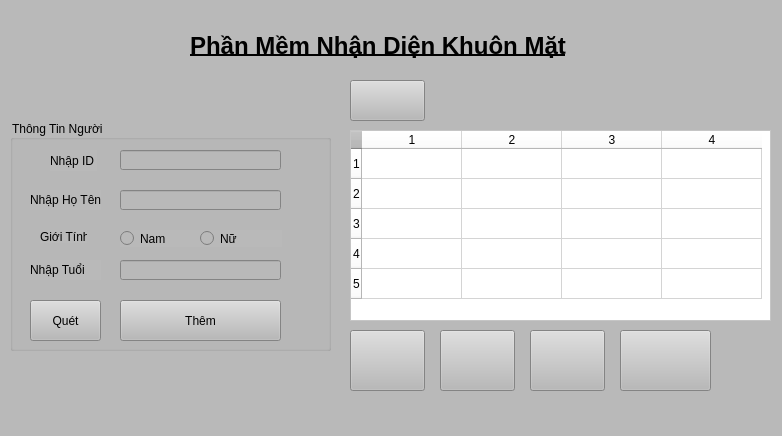
The window that face1/GU.ui (huy090603huy123/nhandienkhuonmat) describes before a commit, drawn with Qt 5.
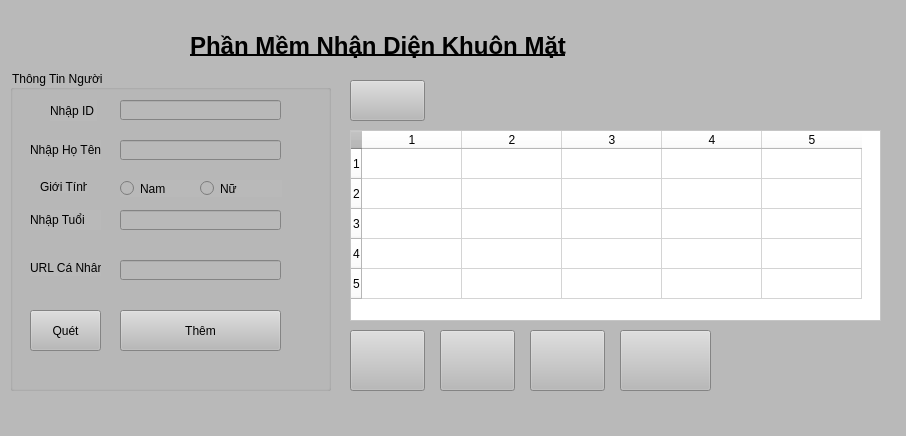
The same window after the commit. Icons and pictures are not drawn.

```diff
--- a/face1/GU.ui
+++ b/face1/GU.ui
@@ -6,7 +6,7 @@
    <rect>
     <x>0</x>
     <y>0</y>
-    <width>782</width>
+    <width>906</width>
     <height>436</height>
    </rect>
   </property>
@@ -42,9 +42,9 @@
     <property name="geometry">
      <rect>
       <x>10</x>
-      <y>120</y>
+      <y>70</y>
       <width>321</width>
-      <height>231</height>
+      <height>321</height>
      </rect>
     </property>
     <property name="title">
@@ -162,7 +162,7 @@
      <property name="geometry">
       <rect>
        <x>110</x>
-       <y>180</y>
+       <y>240</y>
        <width>161</width>
        <height>41</height>
       </rect>
@@ -178,7 +178,7 @@
      <property name="geometry">
       <rect>
        <x>20</x>
-       <y>180</y>
+       <y>240</y>
        <width>71</width>
        <height>41</height>
       </rect>
@@ -187,13 +187,36 @@
       <string>Quét</string>
      </property>
     </widget>
+    <widget class="QLineEdit" name="fb">
+     <property name="geometry">
+      <rect>
+       <x>110</x>
+       <y>190</y>
+       <width>161</width>
+       <height>20</height>
+      </rect>
+     </property>
+    </widget>
+    <widget class="QLabel" name="label_6">
+     <property name="geometry">
+      <rect>
+       <x>20</x>
+       <y>190</y>
+       <width>71</width>
+       <height>16</height>
+      </rect>
+     </property>
+     <property name="text">
+      <string>URL Cá Nhân</string>
+     </property>
+    </widget>
    </widget>
    <widget class="QTableWidget" name="sql">
     <property name="geometry">
      <rect>
       <x>350</x>
       <y>130</y>
-      <width>421</width>
+      <width>531</width>
       <height>191</height>
      </rect>
     </property>
@@ -204,7 +227,7 @@
      <number>5</number>
     </property>
     <property name="columnCount">
-     <number>4</number>
+     <number>5</number>
     </property>
     <row/>
     <row/>
@@ -215,6 +238,7 @@
     <column/>
     <column/>
     <column/>
+    <column/>
    </widget>
    <widget class="QPushButton" name="sua">
     <property name="geometry">
```
Left out of the diff: 2 changed lines with no effect on the pictures.
